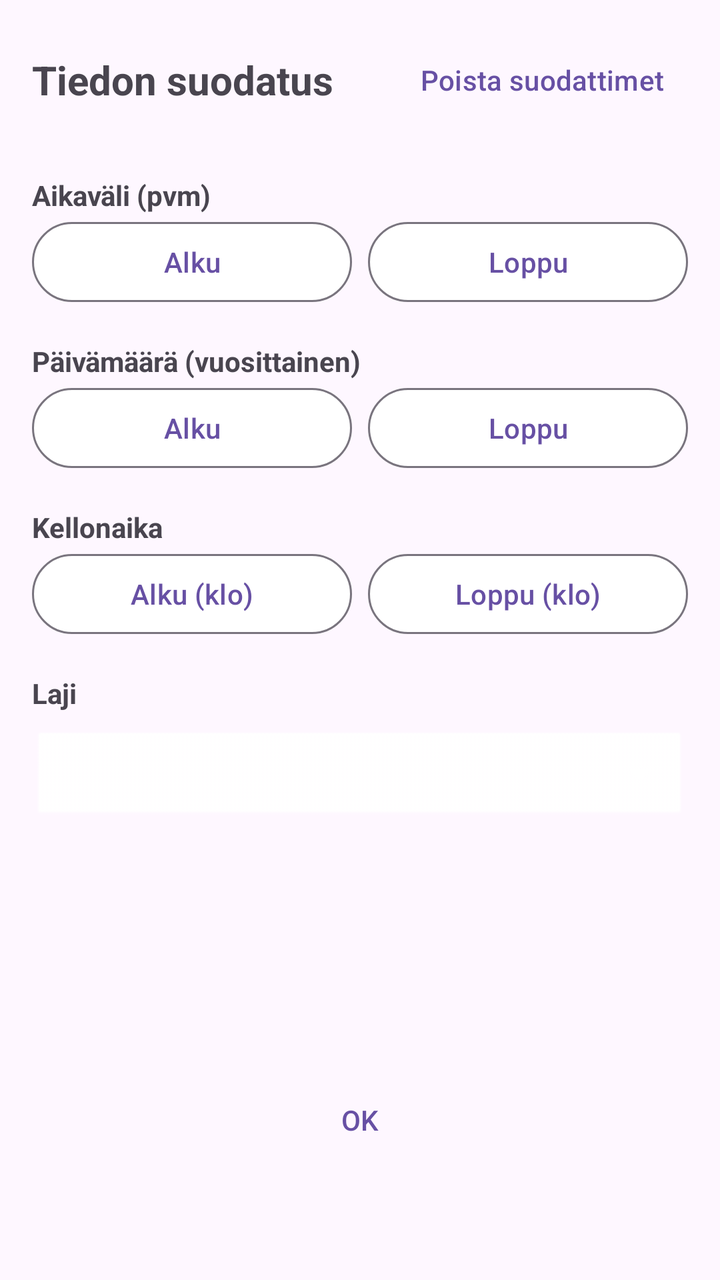
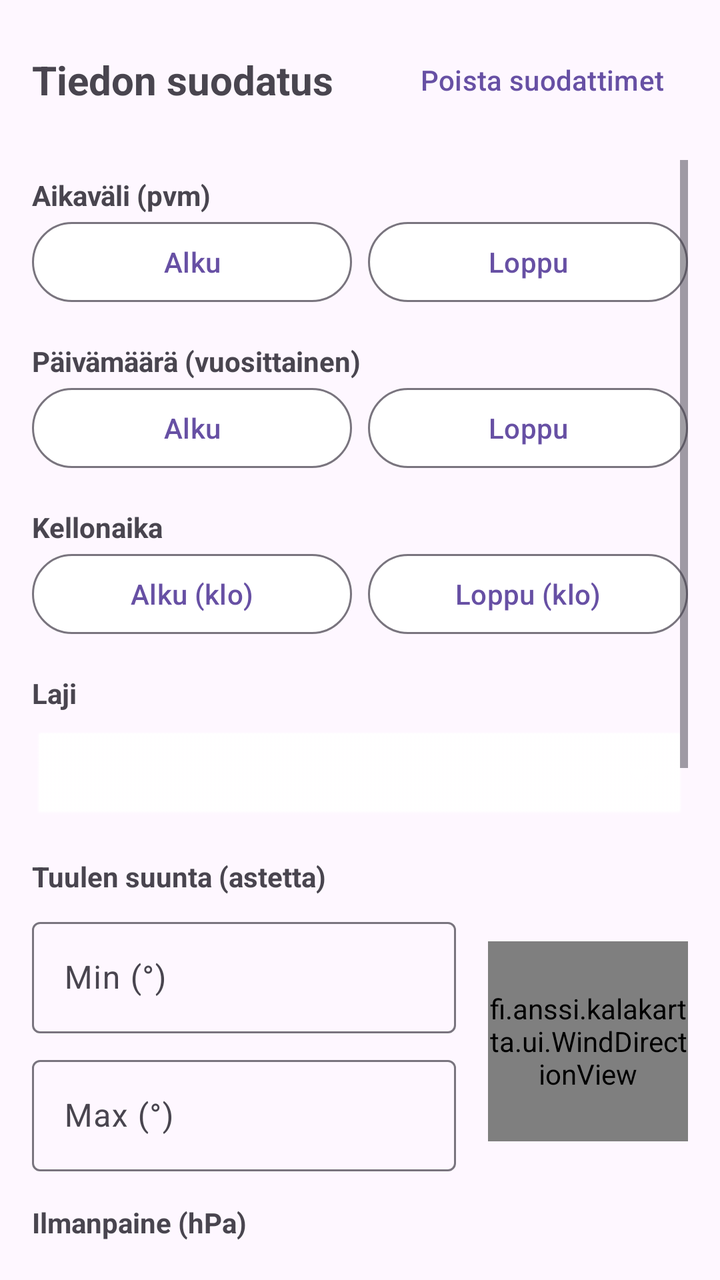

Screens rendered from an Android XML layout before and after an edit, with the pre-edit source and the edit as a unified diff.
<!-- AndroidManifest.xml: application theme Theme.KalaKartta -->
<!-- res/layout/activity_filter.xml -->
<?xml version="1.0" encoding="utf-8"?>
<LinearLayout xmlns:android="http://schemas.android.com/apk/res/android"
    xmlns:app="http://schemas.android.com/apk/res-auto"
    android:layout_width="match_parent"
    android:layout_height="match_parent"
    android:orientation="vertical"
    android:padding="16dp">

    <RelativeLayout
        android:layout_width="match_parent"
        android:layout_height="wrap_content"
        android:layout_marginBottom="16dp">

        <TextView
            android:layout_width="wrap_content"
            android:layout_height="wrap_content"
            android:layout_centerVertical="true"
            android:text="@string/data_filtering"
            android:textSize="20sp"
            android:textStyle="bold" />

        <Button
            android:id="@+id/clearFiltersButton"
            style="@style/Widget.Material3.Button.TextButton"
            android:layout_width="wrap_content"
            android:layout_height="wrap_content"
            android:layout_alignParentEnd="true"
            android:text="@string/clear_filters" />
    </RelativeLayout>

    <ScrollView
        android:layout_width="match_parent"
        android:layout_height="0dp"
        android:layout_weight="1">

        <LinearLayout
            android:layout_width="match_parent"
            android:layout_height="wrap_content"
            android:orientation="vertical">

            
            <TextView
                android:layout_width="match_parent"
                android:layout_height="wrap_content"
                android:text="@string/date_range"
                android:textStyle="bold"
                android:layout_marginTop="8dp"/>

            <LinearLayout
                android:layout_width="match_parent"
                android:layout_height="wrap_content"
                android:orientation="horizontal">
                <Button
                    android:id="@+id/startDateButton"
                    style="@style/Widget.Material3.Button.OutlinedButton"
                    android:layout_width="0dp"
                    android:layout_weight="1"
                    android:layout_height="wrap_content"
                    app:backgroundTint="@color/white"
                    android:text="@string/start_date" />
                <Button
                    android:id="@+id/endDateButton"
                    style="@style/Widget.Material3.Button.OutlinedButton"
                    android:layout_width="0dp"
                    android:layout_weight="1"
                    android:layout_height="wrap_content"
                    android:layout_marginStart="8dp"
                    app:backgroundTint="@color/white"
                    android:text="@string/end_date" />
            </LinearLayout>

            
            <TextView
                android:layout_width="match_parent"
                android:layout_height="wrap_content"
                android:text="@string/annual_date_range"
                android:textStyle="bold"
                android:layout_marginTop="16dp"/>

            <LinearLayout
                android:layout_width="match_parent"
                android:layout_height="wrap_content"
                android:orientation="horizontal">
                <Button
                    android:id="@+id/annualStartButton"
                    style="@style/Widget.Material3.Button.OutlinedButton"
                    android:layout_width="0dp"
                    android:layout_weight="1"
                    android:layout_height="wrap_content"
                    app:backgroundTint="@color/white"
                    android:text="@string/start_date" />
                <Button
                    android:id="@+id/annualEndButton"
                    style="@style/Widget.Material3.Button.OutlinedButton"
                    android:layout_width="0dp"
                    android:layout_weight="1"
                    android:layout_height="wrap_content"
                    android:layout_marginStart="8dp"
                    app:backgroundTint="@color/white"
                    android:text="@string/end_date" />
            </LinearLayout>

            
            <TextView
                android:layout_width="match_parent"
                android:layout_height="wrap_content"
                android:text="@string/time_range"
                android:textStyle="bold"
                android:layout_marginTop="16dp"/>

            <LinearLayout
                android:layout_width="match_parent"
                android:layout_height="wrap_content"
                android:orientation="horizontal">
                <Button
                    android:id="@+id/startTimeButton"
                    style="@style/Widget.Material3.Button.OutlinedButton"
                    android:layout_width="0dp"
                    android:layout_weight="1"
                    android:layout_height="wrap_content"
                    app:backgroundTint="@color/white"
                    android:text="@string/start_time" />
                <Button
                    android:id="@+id/endTimeButton"
                    style="@style/Widget.Material3.Button.OutlinedButton"
                    android:layout_width="0dp"
                    android:layout_weight="1"
                    android:layout_height="wrap_content"
                    android:layout_marginStart="8dp"
                    app:backgroundTint="@color/white"
                    android:text="@string/end_time" />
            </LinearLayout>

            
            <TextView
                android:layout_width="match_parent"
                android:layout_height="wrap_content"
                android:text="@string/species"
                android:textStyle="bold"
                android:layout_marginTop="16dp"/>

            <Spinner
                android:id="@+id/speciesSpinner"
                android:layout_width="match_parent"
                android:layout_height="wrap_content"
                android:layout_marginTop="8dp"
                android:minHeight="48dp"
                android:background="@android:drawable/btn_dropdown"
                android:backgroundTint="@color/white" />

        </LinearLayout>
    </ScrollView>

    <Button
        android:id="@+id/okButton"
        style="@style/Widget.Material3.Button.TextButton"
        android:layout_width="match_parent"
        android:layout_height="wrap_content"
        android:layout_marginTop="16dp"
        android:layout_marginBottom="40dp"
        android:text="@string/ok" />

</LinearLayout>
<!-- resources referenced by this layout -->
<resources>
  <color name="white">#FFFFFFFF</color>
  <string name="annual_date_range">Päivämäärä (vuosittainen)</string>
  <string name="clear_filters">Poista suodattimet</string>
  <string name="data_filtering">Tiedon suodatus</string>
  <string name="date_range">Aikaväli (pvm)</string>
  <string name="end_date">Loppu</string>
  <string name="end_time">Loppu (klo)</string>
  <string name="ok">OK</string>
  <string name="species">Laji</string>
  <string name="start_date">Alku</string>
  <string name="start_time">Alku (klo)</string>
  <string name="time_range">Kellonaika</string>
  <style name="Theme.KalaKartta" parent="Base.Theme.KalaKartta" />
  <style name="Base.Theme.KalaKartta" parent="Theme.Material3.DayNight.NoActionBar">
          
          
      </style>
</resources>

<!-- the commit's change to res/layout/activity_filter.xml (unified diff, before → after) -->
@@ -30,8 +30,8 @@
 
     <ScrollView
         android:layout_width="match_parent"
-        android:layout_height="0dp"
-        android:layout_weight="1">
+        android:layout_height="match_parent"
+        android:isScrollContainer="true">
 
         <LinearLayout
             android:layout_width="match_parent"
@@ -147,17 +147,117 @@
                 android:minHeight="48dp"
                 android:background="@android:drawable/btn_dropdown"
                 android:backgroundTint="@color/white" />
+            
+            
+            <TextView
+                android:layout_width="match_parent"
+                android:layout_height="wrap_content"
+                android:text="@string/wind_direction"
+                android:textStyle="bold"
+                android:layout_marginTop="16dp"/>
+
+            <LinearLayout
+                android:layout_width="match_parent"
+                android:layout_height="wrap_content"
+                android:orientation="horizontal"
+                android:gravity="center_vertical"
+                android:layout_marginTop="8dp">
+
+                <LinearLayout
+                    android:layout_width="0dp"
+                    android:layout_weight="1"
+                    android:layout_height="wrap_content"
+                    android:orientation="vertical">
+
+                    <com.google.android.material.textfield.TextInputLayout
+                        android:layout_width="match_parent"
+                        android:layout_height="wrap_content"
+                        android:hint="@string/min_degrees">
+                        <com.google.android.material.textfield.TextInputEditText
+                            android:id="@+id/windMinEdit"
+                            android:layout_width="match_parent"
+                            android:layout_height="wrap_content"
+                            android:inputType="numberDecimal"
+                            android:imeOptions="actionNext" />
+                    </com.google.android.material.textfield.TextInputLayout>
+
+                    <com.google.android.material.textfield.TextInputLayout
+                        android:layout_width="match_parent"
+                        android:layout_height="wrap_content"
+                        android:layout_marginTop="8dp"
+                        android:hint="@string/max_degrees">
+                        <com.google.android.material.textfield.TextInputEditText
+                            android:id="@+id/windMaxEdit"
+                            android:layout_width="match_parent"
+                            android:layout_height="wrap_content"
+                            android:inputType="numberDecimal"
+                            android:imeOptions="actionNext" />
+                    </com.google.android.material.textfield.TextInputLayout>
+                </LinearLayout>
+
+                <fi.anssi.kalakartta.ui.WindDirectionView
+                    android:id="@+id/windDirectionPreview"
+                    android:layout_width="100dp"
+                    android:layout_height="100dp"
+                    android:layout_marginStart="16dp" />
+
+            </LinearLayout>
+
+            
+            <TextView
+                android:layout_width="match_parent"
+                android:layout_height="wrap_content"
+                android:text="@string/pressure"
+                android:textStyle="bold"
+                android:layout_marginTop="16dp"/>
+
+            <LinearLayout
+                android:layout_width="match_parent"
+                android:layout_height="wrap_content"
+                android:orientation="horizontal"
+                android:layout_marginTop="8dp">
+
+                <com.google.android.material.textfield.TextInputLayout
+                    android:layout_width="0dp"
+                    android:layout_weight="1"
+                    android:layout_height="wrap_content"
+                    android:hint="@string/min_pressure">
+                    <com.google.android.material.textfield.TextInputEditText
+                        android:id="@+id/pressureMinEdit"
+                        android:layout_width="match_parent"
+                        android:layout_height="wrap_content"
+                        android:inputType="numberDecimal"
+                        android:imeOptions="actionNext" />
+                </com.google.android.material.textfield.TextInputLayout>
+
+                <com.google.android.material.textfield.TextInputLayout
+                    android:layout_width="0dp"
+                    android:layout_weight="1"
+                    android:layout_height="wrap_content"
+                    android:layout_marginStart="8dp"
+                    android:hint="@string/max_pressure">
+                    <com.google.android.material.textfield.TextInputEditText
+                        android:id="@+id/pressureMaxEdit"
+                        android:layout_width="match_parent"
+                        android:layout_height="wrap_content"
+                        android:inputType="numberDecimal"
+                        android:imeOptions="actionDone" />
+                </com.google.android.material.textfield.TextInputLayout>
+            </LinearLayout>
+
+            <Button
+                android:id="@+id/okButton"
+                style="@style/Widget.Material3.Button.TextButton"
+                android:layout_width="match_parent"
+                android:layout_height="wrap_content"
+                android:layout_marginTop="16dp"
+                android:text="@string/ok" />
+
+            
+            <View
+                android:layout_width="match_parent"
+                android:layout_height="300dp" />
 
         </LinearLayout>
     </ScrollView>
-
-    <Button
-        android:id="@+id/okButton"
-        style="@style/Widget.Material3.Button.TextButton"
-        android:layout_width="match_parent"
-        android:layout_height="wrap_content"
-        android:layout_marginTop="16dp"
-        android:layout_marginBottom="40dp"
-        android:text="@string/ok" />
-
 </LinearLayout>
<!-- resource entries referenced after the edit -->
@@ -7,11 +7,17 @@
   <string name="date_range">Aikaväli (pvm)</string>
   <string name="end_date">Loppu</string>
   <string name="end_time">Loppu (klo)</string>
+  <string name="max_degrees">Max (°)</string>
+  <string name="max_pressure">Max (hPa)</string>
+  <string name="min_degrees">Min (°)</string>
+  <string name="min_pressure">Min (hPa)</string>
   <string name="ok">OK</string>
+  <string name="pressure">Ilmanpaine (hPa)</string>
   <string name="species">Laji</string>
   <string name="start_date">Alku</string>
   <string name="start_time">Alku (klo)</string>
   <string name="time_range">Kellonaika</string>
+  <string name="wind_direction">Tuulen suunta (astetta)</string>
   <style name="Theme.KalaKartta" parent="Base.Theme.KalaKartta" />
   <style name="Base.Theme.KalaKartta" parent="Theme.Material3.DayNight.NoActionBar">
           
